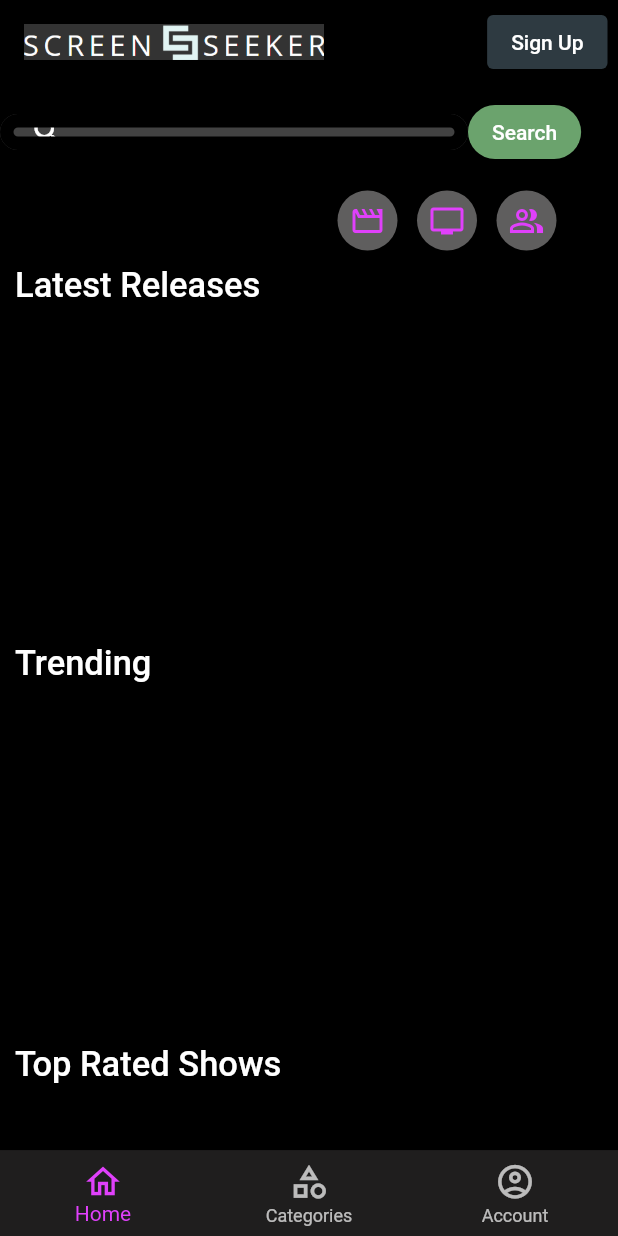
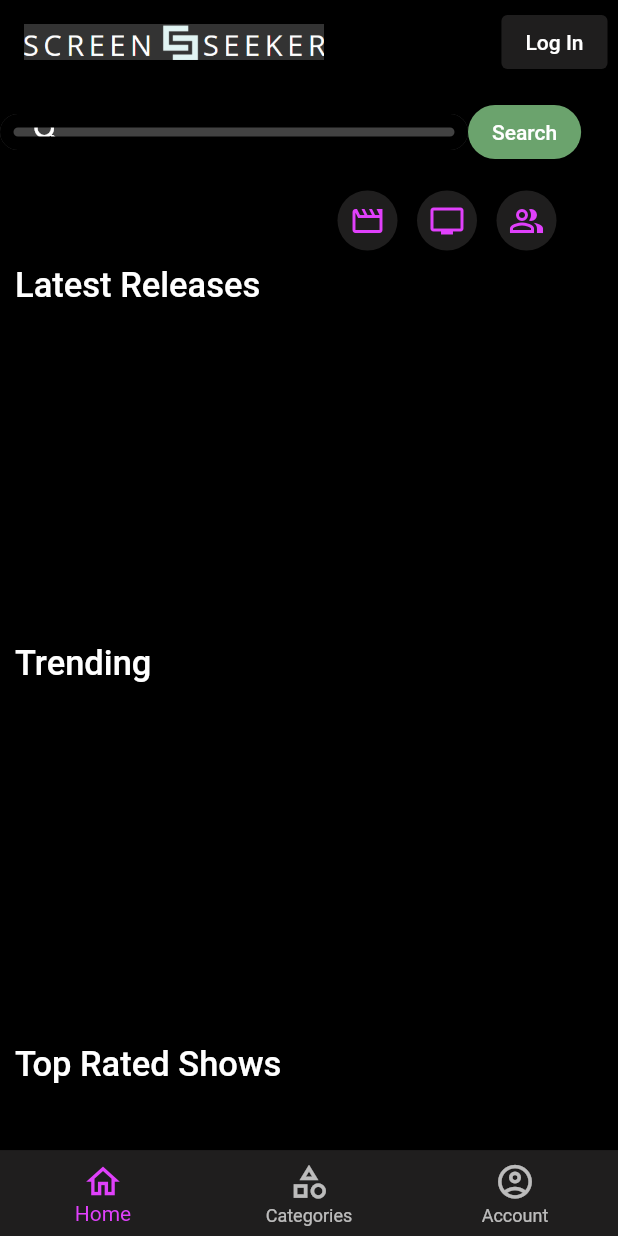
Before and after one commit to JasonEmesue/ScreenSeeker, a Flutter app: the screen it shows after launch, on a phone screen of 412 x 824 dp. Run offline on Flutter 3.47's test engine with Material 2 defaults, Android fonts, the light colour scheme and no system bars; missing offline and left inert: tmdb_api.

Commit message:
new commit

```diff
--- a/lib/pages/home.dart
+++ b/lib/pages/home.dart
@@ -36,10 +36,11 @@ class _HomeState extends State<Home> {
                 const EdgeInsets.symmetric(horizontal: 7.0, vertical: 10.0),
             child: ElevatedButton(
               style: ElevatedButton.styleFrom(
-                  backgroundColor: const Color.fromARGB(255, 46, 58, 65)),
+                backgroundColor: const Color.fromARGB(255, 31, 30, 30),
+              ),
               onPressed: () {},
               child: const Text(
-                'Sign Up',
+                'Log In',
                 style: TextStyle(
                   color: Colors.white,
                 ),
@@ -119,12 +120,13 @@ class _HomeState extends State<Home> {
                           //Movies Button
                           CircleAvatar(
                             backgroundColor:
-                                const Color.fromARGB(255, 95, 94, 94),
+                                const Color.fromARGB(255, 31, 30, 30),
                             child: IconButton(
                               onPressed: () {
                                 Navigator.push(
                                   context,
-                                  CupertinoPageRoute(builder: (context) => const MoviesPage()),
+                                  CupertinoPageRoute(
+                                      builder: (context) => const MoviesPage()),
                                 );
                               },
                               color: Colors.purpleAccent,
@@ -140,13 +142,15 @@ class _HomeState extends State<Home> {
                                 const EdgeInsets.symmetric(horizontal: 13.0),
                             child: CircleAvatar(
                               backgroundColor:
-                                  const Color.fromARGB(255, 95, 94, 94),
+                                  const Color.fromARGB(255, 31, 30, 30),
                               child: IconButton(
                                 onPressed: () {
                                   Navigator.push(
-                                  context,
-                                  CupertinoPageRoute(builder: (context) => const TVShowsPage()),
-                                );
+                                    context,
+                                    CupertinoPageRoute(
+                                        builder: (context) =>
+                                            const TVShowsPage()),
+                                  );
                                 },
                                 color: Colors.purpleAccent,
                                 icon: const Icon(
@@ -159,7 +163,7 @@ class _HomeState extends State<Home> {
                           //People Button
                           CircleAvatar(
                             backgroundColor:
-                                const Color.fromARGB(255, 95, 94, 94),
+                                const Color.fromARGB(255, 31, 30, 30),
                             child: IconButton(
                               onPressed: () {
                                 Navigator.push(
```
Also changed, not shown: lib/search_config.dart (added, +48 -0 lines), lib/tvshow_credits_and_bio.dart (+8 -9 lines).
